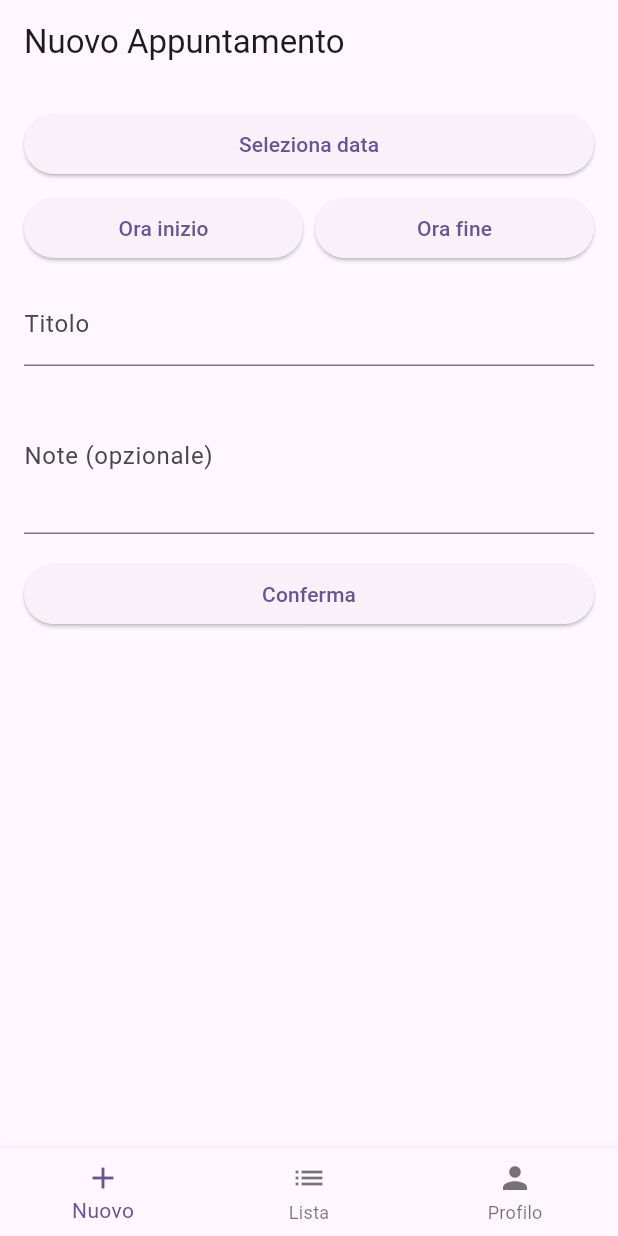
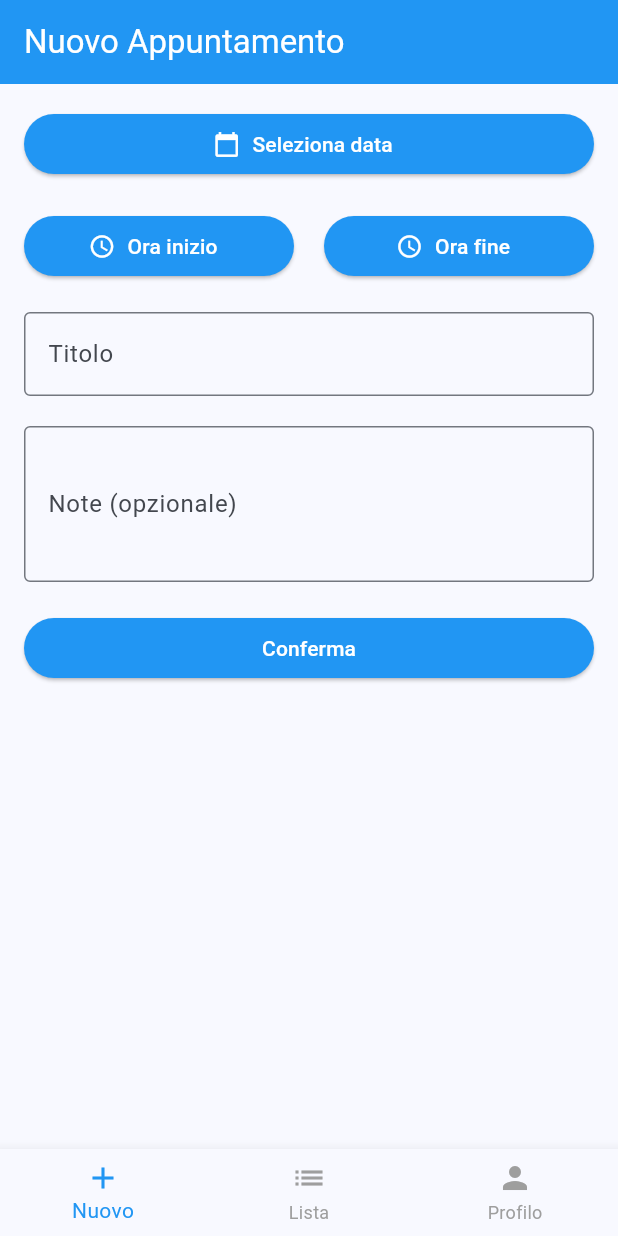
Before and after one commit to vincenzo-terracciano/flutter_appointment_management, a Flutter app: the HomeScreen screen opened directly, on a phone screen of 412 x 824 dp. Run offline on Flutter 3.47's test engine with Material 3 defaults, Android fonts, the phone set to English and light mode, and no system bars; our stand-ins replace flutter_riverpod, shared_preferences; accounts and stored records are empty.

Commit message:
Refactor UI components and enhance styling across the application

```diff
--- a/lib/screens/home_screen.dart
+++ b/lib/screens/home_screen.dart
@@ -41,6 +41,11 @@
             _currentIndex = index;
           });
         },
+        selectedItemColor: Colors.blue,
+        unselectedItemColor: Colors.grey,
+        selectedFontSize: 14,
+        unselectedFontSize: 12,
+        type: BottomNavigationBarType.fixed,
         items: const [
           BottomNavigationBarItem(icon: Icon(Icons.add), label: 'Nuovo'),
           BottomNavigationBarItem(icon: Icon(Icons.list), label: 'Lista'),
--- a/lib/screens/tabs/add_appointment_tab.dart
+++ b/lib/screens/tabs/add_appointment_tab.dart
@@ -181,36 +181,42 @@
         crossAxisAlignment: CrossAxisAlignment.stretch,
         children: [
           // pulsante per la selezione della data
-          ElevatedButton(onPressed: pickDate, child: Text(_dateText())),
-          const SizedBox(height: 8),
+          ElevatedButton.icon(
+            icon: const Icon(Icons.calendar_today),
+            label: Text(_dateText()),
+            onPressed: pickDate,
+          ),
+          const SizedBox(height: 20),
 
           Row(
             children: [
               Expanded(
                 // pulsante per la selezione dell'ora di inzio
-                child: ElevatedButton(
+                child: ElevatedButton.icon(
+                  icon: const Icon(Icons.access_time),
+                  label: Text(_timeText(startTime, 'Ora inizio')),
                   onPressed: pickStartTime,
-                  child: Text(_timeText(startTime, 'Ora inizio')),
                 ),
               ),
-              const SizedBox(width: 8),
+              const SizedBox(width: 20),
               Expanded(
                 // pulsante per la selezione dell'ora di fine
-                child: ElevatedButton(
+                child: ElevatedButton.icon(
+                  icon: const Icon(Icons.access_time),
+                  label: Text(_timeText(endTime, 'Ora fine')),
                   onPressed: pickEndTime,
-                  child: Text(_timeText(endTime, 'Ora fine')),
                 ),
               ),
             ],
           ),
-          const SizedBox(height: 12),
+          const SizedBox(height: 20),
 
           // Titolo
           TextField(
             controller: titleController,
             decoration: const InputDecoration(labelText: 'Titolo'),
           ),
-          const SizedBox(height: 8),
+          const SizedBox(height: 20),
 
           // Note
           TextField(
@@ -218,7 +224,7 @@
             decoration: const InputDecoration(labelText: 'Note (opzionale)'),
             maxLines: 3,
           ),
-          const SizedBox(height: 16),
+          const SizedBox(height: 20),
 
           // Bottone conferma
           ElevatedButton(
--- a/lib/screens/tabs/profile_tab.dart
+++ b/lib/screens/tabs/profile_tab.dart
@@ -25,6 +25,7 @@
             onPressed: () async {
               // logout rimuove token e pulisce state
               await ref.read(authProvider.notifier).logout();
+              // reset dello stato
               ref.read(userEmailProvider.notifier).state = null;
               // svuoto lista appuntamenti
               ref.read(appointmentsProvider.notifier).clear();
```
Also changed, not shown: lib/main.dart (+17 -87 lines), lib/screens/tabs/appointments_list_tab.dart (+16 -4 lines).
